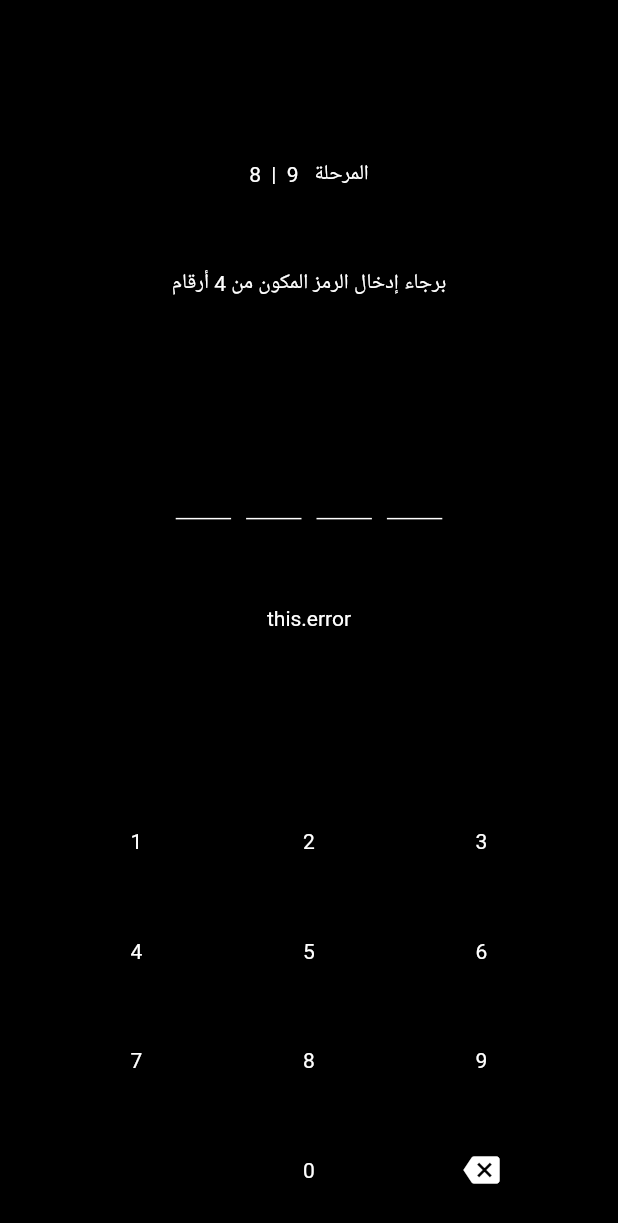
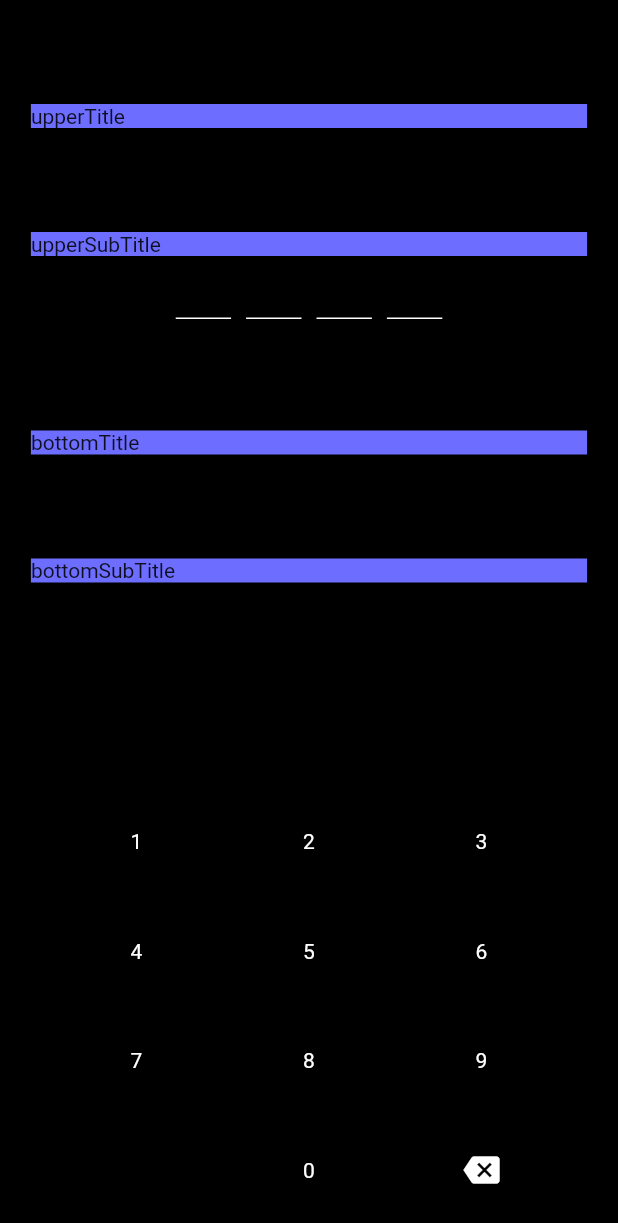
Before and after one commit to AQuadic/secure_pin_code, a Flutter app: the screen it shows after launch, on a phone screen of 412 x 824 dp. Shown: the top 1223 px of the screen. Run offline on Flutter 3.47's test engine with Material 2 defaults, Android fonts, the phone set to English and light mode, and no system bars.

Commit message:
upperTitle/upperSubTitle -- bottomTitle/bottomSubTitle

```diff
--- a/example/lib/src/secure_pin_code.dart
+++ b/example/lib/src/secure_pin_code.dart
@@ -11,33 +11,33 @@ class _SecurePinCodeExampleState extends State<SecurePinCodeExample> {
   Widget build(BuildContext context) {
     return Scaffold(
       body: SecurePinCode(
+        upperTitle: Container(
+          color: Color(0xFF6D6DFF),
+          width: MediaQuery.of(context).size.width * 0.9,
+          child: Text("upperTitle"),
+        ),
+        upperSubTitle: Container(
+          color: Color(0xFF6D6DFF),
+          width: MediaQuery.of(context).size.width * 0.9,
+          child: Text("upperSubTitle"),
+        ),
+        bottomTitle: Container(
+          color: Color(0xFF6D6DFF),
+          width: MediaQuery.of(context).size.width * 0.9,
+          child: Text("bottomTitle"),
+        ),
+        bottomSubTitle: Container(
+          color: Color(0xFF6D6DFF),
+          width: MediaQuery.of(context).size.width * 0.9,
+          child: Text("bottomSubTitle"),
+        ),
         backgroundColor: Colors.black,
-        errorWidget: Text(
-          "this.error",
-          style: TextStyle(color: Colors.white),
-        ),
-        title: Text(
-          "المرحلة   9  |  8",
-          style: TextStyle(
-            color: Colors.white,
-          ),
-          textAlign: TextAlign.center,
-        ),
-        subTitle: Text(
-          "برجاء إدخال الرمز المكون من 4 أرقام",
-          style: TextStyle(
-            color: Colors.white,
-          ),
-          textAlign: TextAlign.center,
-        ),
         obscurePin: true,
         // to make pin * instead of number
         codeLength: 4,
         correctPin: "****",
         onCodeSuccess: (val) {},
-        onCodeFails: (val) {
-//        _savePinAndNav(val);
-        },
+        onCodeFails: (val) {},
       ),
     );
   }
--- a/lib/src/secure_pin_code.dart
+++ b/lib/src/secure_pin_code.dart
@@ -4,13 +4,21 @@ import './code_view.dart';
 import './custom_keyboard.dart';
 
 class SecurePinCode extends StatefulWidget {
-  /// Widget will be set as Title of Screen,
-  /// Required Widget!.
-  final Widget title;
+  /// Widget will be set as Title1 of Screen, has no effect if not given
+  /// Defaults to: [Null].
+  final Widget upperTitle;
 
-  /// Widget will be set as SubTitle of Screen,
-  /// Required Widget!.
-  final Widget subTitle;
+  /// Widget will be set as Title2 of Screen, has no effect if not given
+  /// Defaults to: [Null].
+  final Widget upperSubTitle;
+
+  /// Widget will be set as Title1 of Screen, has no effect if not given
+  /// Defaults to: [Null].
+  final Widget bottomTitle;
+
+  /// Widget will be set as Title2 of Screen, has no effect if not given
+  /// Defaults to: [Null].
+  final Widget bottomSubTitle;
 
   /// CorrectPin! used in on Full Pin Entered callback to call [onCodeSuccess]
   /// or [onCodeFails] callbacks
@@ -24,10 +32,6 @@ class SecurePinCode extends StatefulWidget {
   /// Callback called on Full Code Entered and Code doesn't matches [correctPin],
   /// Required CallBack/Function!.
   final Function onCodeFails;
-
-  /// String that will be printed in Error Section, has no effect if not given
-  /// Defaults to: [Null].
-  final Widget errorWidget;
 
   /// Length of Code/Boxes, this must match the [correctPin]
   /// Defaults to : 4
@@ -46,12 +50,13 @@ class SecurePinCode extends StatefulWidget {
 
   const SecurePinCode({
     Key key,
-    @required this.title,
-    @required this.subTitle,
+    this.upperTitle,
+    this.upperSubTitle,
+    this.bottomTitle,
+    this.bottomSubTitle,
     @required this.correctPin,
     @required this.onCodeSuccess,
     @required this.onCodeFails,
-    this.errorWidget,
     this.codeLength = 4,
     this.obscurePin = true,
     this.backgroundColor,
@@ -74,19 +79,26 @@ class SecurePinCodeState extends State<SecurePinCode> {
           Expanded(
             child: Column(
               children: <Widget>[
-                Expanded(flex: 2, child: Container()),
-                widget.title,
-                Expanded(flex: 1, child: Container()),
-                widget.subTitle,
-                Expanded(flex: 2, child: Container()),
+                if (widget.upperTitle != null) ...[
+                  Expanded(flex: 1, child: Container()),
+                  widget.upperTitle,
+                ],
+                if (widget.upperSubTitle != null) ...[
+                  Expanded(flex: 1, child: Container()),
+                  widget.upperSubTitle,
+                ],
                 CodeView(
                   code: enteredPinCode,
                   obscurePin: widget.obscurePin,
                   length: widget.codeLength,
                 ),
-                Expanded(flex: 1, child: Container()),
-                if (widget.errorWidget != null) ...[
-                  widget.errorWidget,
+                if (widget.bottomTitle != null) ...[
+                  Expanded(flex: 1, child: Container()),
+                  widget.bottomTitle,
+                ],
+                if (widget.bottomSubTitle != null) ...[
+                  Expanded(flex: 1, child: Container()),
+                  widget.bottomSubTitle,
                 ],
                 Expanded(flex: 2, child: Container()),
               ],
--- a/pubspec.yaml
+++ b/pubspec.yaml
@@ -5,7 +5,7 @@ author:
 homepage:
 
 environment:
-  sdk: ">=2.1.0 <3.0.0"
+  sdk: ">=2.2.2 <3.0.0"
 
 dependencies:
   flutter:
```
